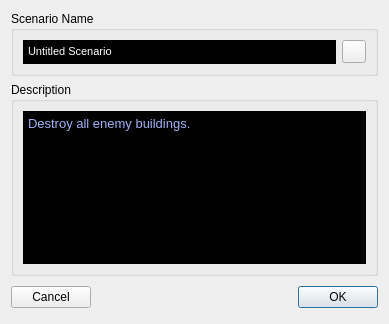
The window that ChkForge/scenariodescription.ui (heinermann/ChkForge) describes before a commit, drawn with Qt 5.
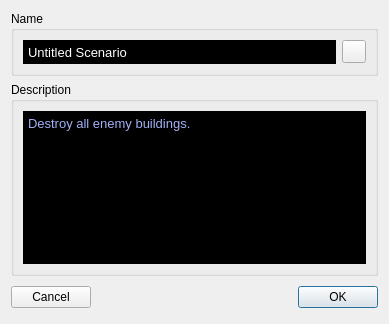
The same window after the commit.

```diff
--- a/ChkForge/scenariodescription.ui
+++ b/ChkForge/scenariodescription.ui
@@ -66,7 +66,7 @@
    <item row="0" column="0">
     <widget class="QGroupBox" name="groupBox">
      <property name="title">
-      <string>Scenario Name</string>
+      <string>Name</string>
      </property>
      <layout class="QGridLayout" name="gridLayout_3">
       <item row="1" column="0">
@@ -113,11 +113,11 @@
 </string>
         </property>
         <property name="html">
-         <string>&lt;!DOCTYPE HTML PUBLIC &quot;-//W3C//DTD HTML 4.0//EN&quot; &quot;http://www.w3.org/TR/REC-html40/strict.dtd&quot;&gt;
+         <string notr="true">&lt;!DOCTYPE HTML PUBLIC &quot;-//W3C//DTD HTML 4.0//EN&quot; &quot;http://www.w3.org/TR/REC-html40/strict.dtd&quot;&gt;
 &lt;html&gt;&lt;head&gt;&lt;meta name=&quot;qrichtext&quot; content=&quot;1&quot; /&gt;&lt;meta charset=&quot;utf-8&quot; /&gt;&lt;style type=&quot;text/css&quot;&gt;
 p, li { white-space: pre-wrap; }
-&lt;/style&gt;&lt;/head&gt;&lt;body style=&quot; font-family:'EurostileExtReg'; font-size:10pt; font-weight:400; font-style:normal;&quot;&gt;
-&lt;p style=&quot; margin-top:0px; margin-bottom:0px; margin-left:0px; margin-right:0px; -qt-block-indent:0; text-indent:0px;&quot;&gt;&lt;span style=&quot; font-size:8.25pt;&quot;&gt;Untitled Scenario&lt;/span&gt;&lt;/p&gt;&lt;/body&gt;&lt;/html&gt;</string>
+&lt;/style&gt;&lt;/head&gt;&lt;body style=&quot; font-family:'Segoe UI'; font-size:10pt; font-weight:400; font-style:normal;&quot;&gt;
+&lt;p style=&quot; margin-top:6px; margin-bottom:6px; margin-left:0px; margin-right:0px; -qt-block-indent:0; text-indent:0px;&quot;&gt;Untitled Scenario&lt;/p&gt;&lt;/body&gt;&lt;/html&gt;</string>
         </property>
         <property name="acceptRichText">
          <bool>false</bool>
```
Left out of the diff: 4 changed lines with no effect on the pictures.
